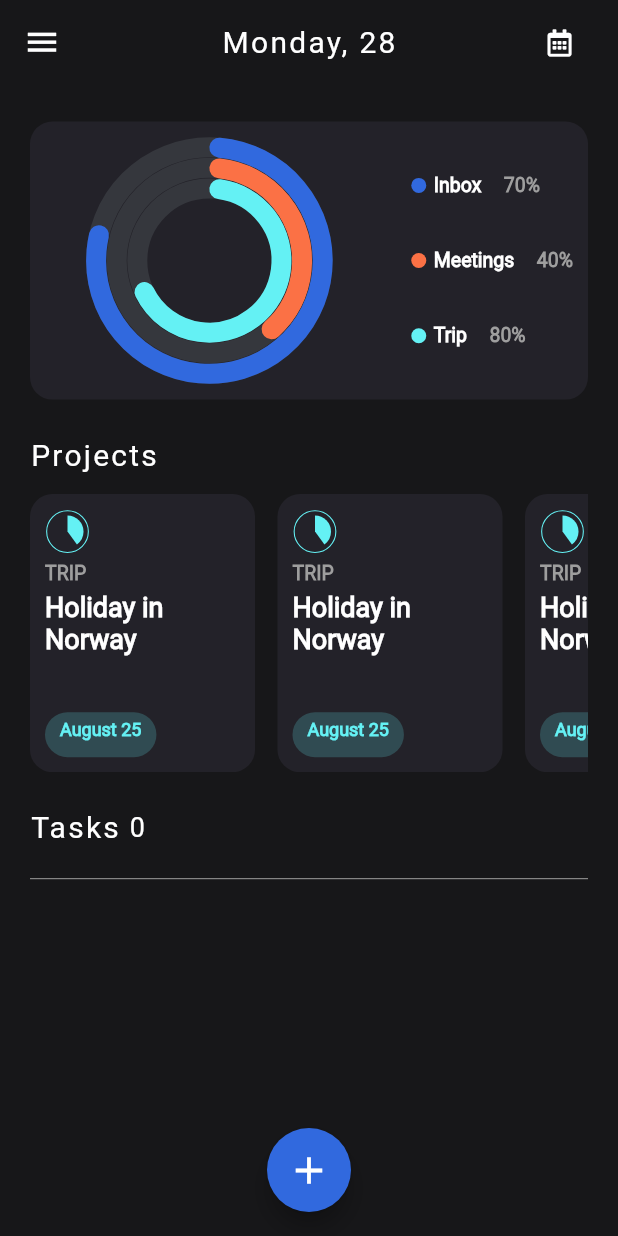
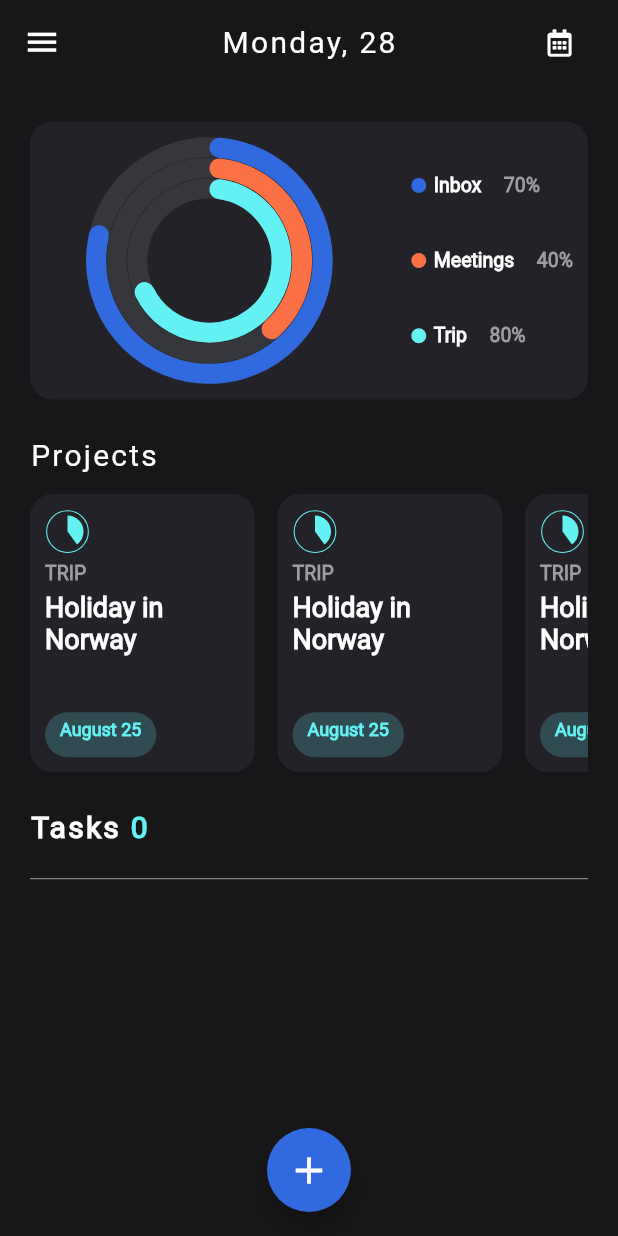
Before and after one commit to Nathaniel-Akubuo/task_manager, a Flutter app: the Home screen opened by its route, on a phone screen of 412 x 824 dp. Run offline on Flutter 3.47's test engine with Material 2 defaults, Android fonts, the phone set to English and light mode, and no system bars; drawn by our look-alikes of syncfusion_flutter_gauges; our stand-ins replace cloud_firestore, firebase_auth, firebase_core, font_awesome_flutter, google_sign_in, shared_preferences and 3 more; accounts and stored records are empty; Roboto replaces fonts that are missing (Agipo).

Commit message:
latest changes

```diff
--- a/lib/services/tasks_provider.dart
+++ b/lib/services/tasks_provider.dart
@@ -11,23 +11,24 @@ class TasksProvider extends ChangeNotifier {
       .collection('${preferences!.getString('email')}-tasks-done');
 
   void addToDo(TaskModel taskModel) {
-    taskModel.id = homeUndone.doc().id;
-    homeUndone.doc().set(taskModel.toJson());
+    var doc = homeUndone.doc();
+    taskModel.id = doc.id;
+    doc.set(taskModel.toJson());
   }
 
   toggleDone(TaskModel taskModel) {
     if (taskModel.isChecked) {
       taskModel.isChecked = false;
       deleteDone(taskModel.id);
-      homeUndone.add(taskModel.toJson());
-    } else {
+      homeUndone.doc(taskModel.id).set(taskModel.toJson());
+    } else if (!taskModel.isChecked) {
       deleteUndone(taskModel.id);
       taskModel.isChecked = true;
-      homeDone.add(taskModel.toJson());
+      homeDone.doc(taskModel.id).set(taskModel.toJson());
     }
   }
 
   deleteUndone(id) => homeUndone.doc(id).delete();
 
-  deleteDone(id) => homeUndone.doc(id).delete();
+  deleteDone(id) => homeDone.doc(id).delete();
 }
--- a/lib/ui/home/home.dart
+++ b/lib/ui/home/home.dart
@@ -234,24 +234,34 @@ class Home extends StatelessWidget {
                         children: [
                           Text('Tasks ',
                               style: kAgipo.copyWith(
-                                  fontSize: 20, letterSpacing: 1.5)),
+                                  fontSize: 20,
+                                  letterSpacing: 1.5,
+                                  fontWeight: FontWeight.bold)),
                           StreamBuilder(
-                            stream: model.c(context),
+                            stream: model.count(),
                             builder: (BuildContext context,
                                 AsyncSnapshot<QuerySnapshot> snapshot) {
                               if (snapshot.hasData) {
                                 return Text(
                                     snapshot.data!.docs.length.toString(),
-                                    style: kAgipo);
+                                    style: kAgipo.copyWith(
+                                        color: teal,
+                                        fontSize: 20,
+                                        letterSpacing: 1.5,
+                                        fontWeight: FontWeight.bold));
                               } else
-                                return Text('0', style: kAgipo);
+                                return Text('0',
+                                    style: kAgipo.copyWith(
+                                        fontSize: 20,
+                                        letterSpacing: 1.5,
+                                        fontWeight: FontWeight.bold));
                             },
                           ),
                         ],
                       ),
                       verticalSpaceRegular,
                       StreamBuilder(
-                        stream: model.getUndone(context).snapshots(),
+                        stream: model.getUndone().snapshots(),
                         builder: (BuildContext context,
                             AsyncSnapshot<QuerySnapshot<Map<String, dynamic>>>
                                 snapshot) {
@@ -261,7 +271,8 @@ class Home extends StatelessWidget {
                               physics: NeverScrollableScrollPhysics(),
                               itemCount: snapshot.data!.docs.length,
                               itemBuilder: (context, index) {
-                                var currentItem = snapshot.data!.docs[index].data();
+                                var currentItem =
+                                    snapshot.data!.docs[index].data();
                                 return ToDoBubble(
                                     title: currentItem['item'],
                                     onChecked: (v) => tasks.toggleDone(
@@ -278,24 +289,26 @@ class Home extends StatelessWidget {
                       ),
                       Divider(color: Colors.grey),
                       StreamBuilder(
-                        stream: model.getDone(context).snapshots(),
+                        stream: model.getDone().snapshots(),
                         builder: (BuildContext context,
                             AsyncSnapshot<QuerySnapshot<Map<String, dynamic>>>
-                            snapshot) {
+                                snapshot) {
                           if (snapshot.hasData) {
                             return ListView.builder(
                               shrinkWrap: true,
                               physics: NeverScrollableScrollPhysics(),
                               itemCount: snapshot.data!.docs.length,
                               itemBuilder: (context, index) {
-                                var currentItem = snapshot.data!.docs[index].data();
+                                var currentItem =
+                                    snapshot.data!.docs[index].data();
                                 return ToDoBubble(
                                     title: currentItem['item'],
                                     onChecked: (v) => tasks.toggleDone(
                                         TaskModel.fromJson(currentItem)),
                                     onDismissed: (_) =>
-                                        tasks.deleteUndone(currentItem['id']),
+                                        tasks.deleteDone(currentItem['id']),
                                     onTap: () {},
+                                    isChecked: currentItem['isChecked'],
                                     isDone: currentItem['isChecked']);
                               },
                             );
--- a/lib/ui/home/home_view_model.dart
+++ b/lib/ui/home/home_view_model.dart
@@ -1,37 +1,37 @@
 import 'package:cloud_firestore/cloud_firestore.dart';
 import 'package:flutter/material.dart';
-import 'package:provider/provider.dart';
 import 'package:stacked/stacked.dart';
 import 'package:task_manager/constants/colors.dart';
-import 'package:task_manager/services/user_service.dart';
+import 'package:task_manager/constants/global_variables.dart';
 import 'package:task_manager/widgets/modal_bottom_sheet.dart';
 
 class HomeViewModel extends BaseViewModel {
-  showBottomSheet(context) => showModalBottomSheet(
+  void showBottomSheet(context) => showModalBottomSheet(
       isScrollControlled: true,
       backgroundColor: backgroundColor,
       shape: RoundedRectangleBorder(
-          borderRadius: BorderRadius.vertical(top: Radius.circular(15))),
+        borderRadius: BorderRadius.vertical(
+          top: Radius.circular(15),
+        ),
+      ),
       context: context,
       builder: (context) => ModalBottomSheet());
 
-  getUndone(context) {
-    var user = Provider.of<UserService>(context, listen: false);
+  getUndone() {
     return FirebaseFirestore.instance
-        .collection('${user.email}-tasks-undone')
-        .orderBy('dateCreated');
-  }
-  getDone(context) {
-    var user = Provider.of<UserService>(context, listen: false);
-    return FirebaseFirestore.instance
-        .collection('${user.email}-tasks-done')
+        .collection('${preferences!.getString('email')}-tasks-undone')
         .orderBy('dateCreated');
   }
 
-  c(context) {
-    var user = Provider.of<UserService>(context, listen: false);
+  getDone() {
     return FirebaseFirestore.instance
-        .collection('${user.email}-tasks-undone')
+        .collection('${preferences!.getString('email')}-tasks-done')
+        .orderBy('dateCreated', descending: true);
+  }
+
+  count() {
+    return FirebaseFirestore.instance
+        .collection('${preferences!.getString('email')}-tasks-undone')
         .snapshots();
   }
 }
```
